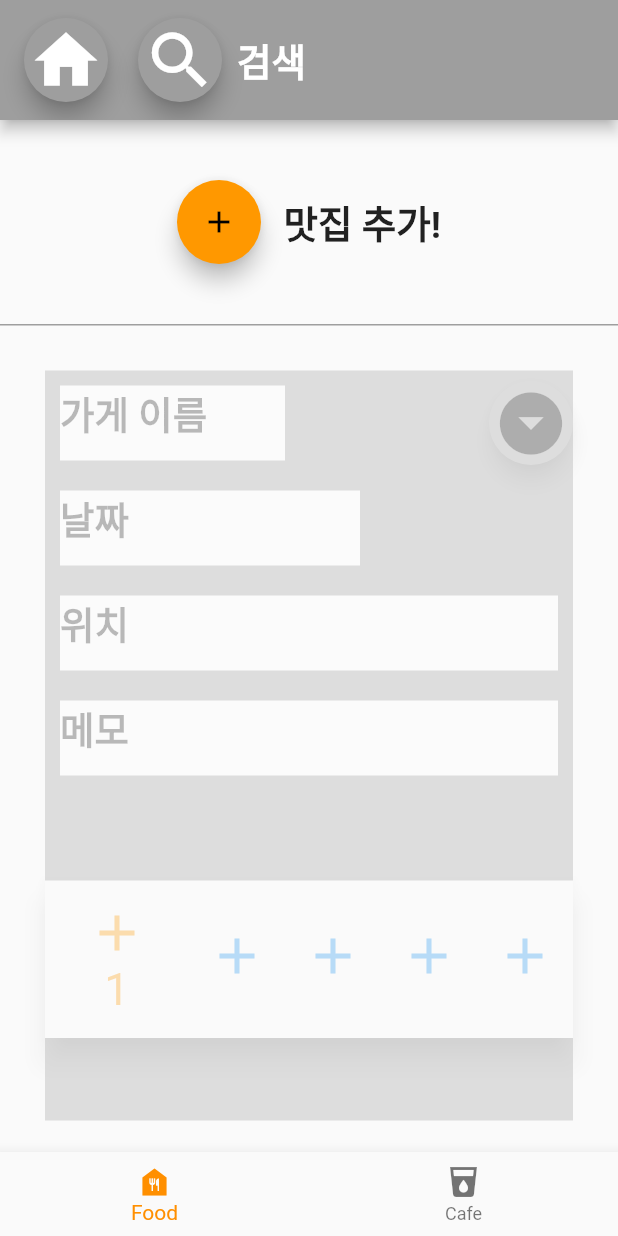
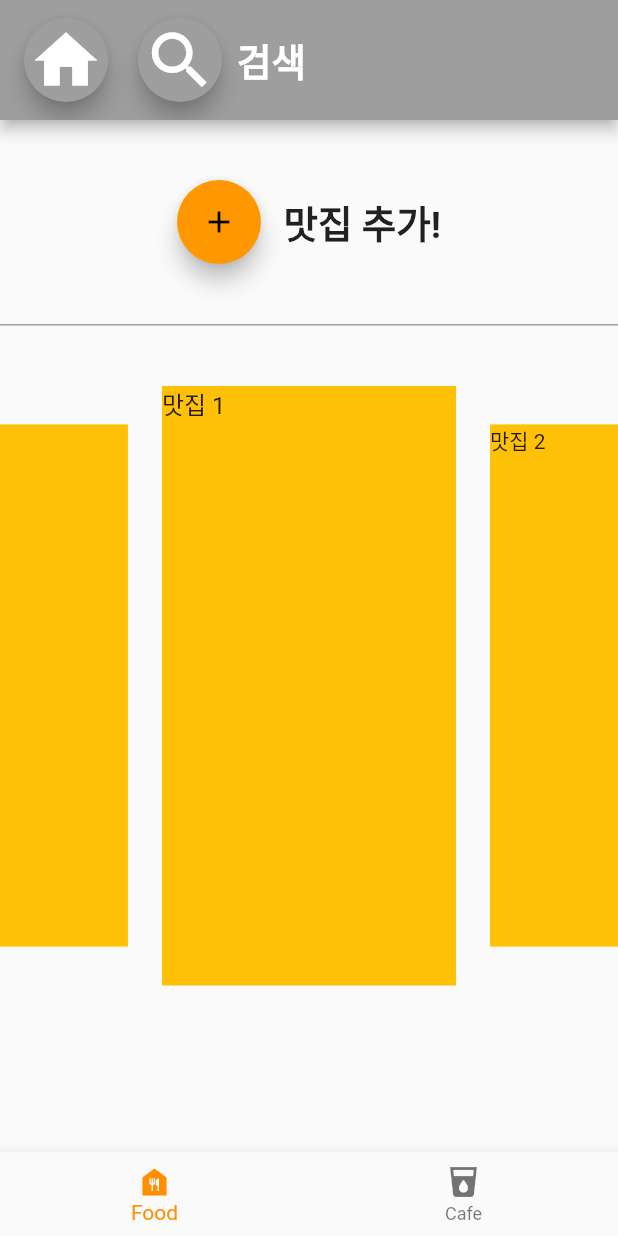
Before and after one commit to cychann/flutter-study, a Flutter app: the screen it shows after launch, on a phone screen of 412 x 824 dp. Run offline on Flutter 3.47's test engine with Material 2 defaults, Android fonts, the phone set to English and light mode, and no system bars; drawn by our look-alikes of carousel_slider.

```diff
--- a/food_store/lib/main.dart
+++ b/food_store/lib/main.dart
@@ -1,4 +1,5 @@
 import 'package:flutter/material.dart';
+import 'package:carousel_slider/carousel_slider.dart';
 
 void main() {
   runApp(MyApp());
@@ -10,7 +11,7 @@ class MyApp extends StatelessWidget {
   Widget build(BuildContext context) {
     return MaterialApp(
       debugShowCheckedModeBanner: false,
-      title: 'Food Store',
+      title: 'Place Store',
       theme: ThemeData(
         primarySwatch: Colors.blue,
       ),
@@ -27,6 +28,7 @@ class MyHomePage extends StatefulWidget {
 class _MyHomePageState extends State<MyHomePage> {
   int _selectedIndex = 0;
   int _selectedScore = 0;
+  int _current = 0;
 
   void _onItemTapped(int index) {
     setState(() {
@@ -39,6 +41,10 @@ class _MyHomePageState extends State<MyHomePage> {
       _selectedScore = score;
     });
   }
+
+  PageController _controller = PageController(
+    initialPage: 0,
+  );
 
   @override
   Widget build(BuildContext context) {
@@ -110,137 +116,219 @@ class _MyHomePageState extends State<MyHomePage> {
 
             Container(height: 1, width: double.maxFinite, color: Colors.grey),
 
-            Opacity(
-              opacity: 0.3,
-              child: Container(
-                margin: EdgeInsets.all(30.0),
-                color: Colors.grey,
-                width: 500.0,
-                height: 500.0,
-                child: Column(
-                  // mainAxisAlignment: MainAxisAlignment.center,
-                  crossAxisAlignment: CrossAxisAlignment.start,
-                  children: <Widget>[
-                    //Padding(padding: EdgeInsets.only(top: 300)),
-                    Row(
-                      mainAxisAlignment: MainAxisAlignment.spaceBetween,
-                      children: [
-                        Container(
-                          color: Colors.white,
-                          height: 50,
-                          width: 150,
-                          margin: EdgeInsets.all(10.0),
-                          child: Text(
-                            "가게 이름",
-                            style: TextStyle(
-                              fontSize: 25,
-                              fontWeight: FontWeight.bold,
-                            ),
-                          ),
-                        ),
-                        FloatingActionButton(
-                            backgroundColor: Colors.grey,
-                            onPressed: () {},
-                            child: Icon(
-                              Icons.arrow_drop_down_circle,
-                              color: Colors.black,
-                              size: 50,
-                            )),
-                      ],
-                    ),
-                    Container(
-                      color: Colors.white,
-                      height: 50,
-                      width: 200,
-                      margin: EdgeInsets.all(10.0),
-                      child: Text(
-                        "날짜",
-                        style: TextStyle(
-                          fontSize: 25,
-                          fontWeight: FontWeight.bold,
-                        ),
-                      ),
-                    ),
-                    Container(
-                      color: Colors.white,
-                      height: 50,
-                      width: 400,
-                      margin: EdgeInsets.all(10.0),
-                      child: Text(
-                        "위치",
-                        style: TextStyle(
-                          fontSize: 25,
-                          fontWeight: FontWeight.bold,
-                        ),
-                      ),
-                    ),
-                    Container(
-                      color: Colors.white,
-                      height: 50,
-                      width: 500,
-                      margin: EdgeInsets.all(10.0),
-                      child: Text(
-                        "메모",
-                        style: TextStyle(
-                          fontSize: 25,
-                          fontWeight: FontWeight.bold,
-                        ),
-                      ),
-                    ),
+            Container(
+              margin: EdgeInsets.all(20.0),
+            ),
 
-                    Container(
-                      margin: EdgeInsets.all(30.0),
-                    ),
+            CarouselSlider(
+              options: CarouselOptions(
+                height: 400.0,
+                autoPlay: true,
+                enlargeCenterPage: true,
+                viewportFraction: 0.5,
+                aspectRatio: 2.0,
+                initialPage: 0,
+              ),
+              items: [1, 2, 3, 4, 5].map((i) {
+                return Builder(
+                  builder: (BuildContext context) {
+                    return Container(
+                        width: MediaQuery.of(context).size.width,
+                        margin: EdgeInsets.symmetric(horizontal: 5.0),
+                        decoration: BoxDecoration(color: Colors.amber),
+                        child: Text(
+                          '맛집 $i',
+                          style: TextStyle(fontSize: 16.0),
+                        ));
+                  },
+                );
+              }).toList(),
+            )
 
-                    BottomNavigationBar(
-                      items: <BottomNavigationBarItem>[
-                        BottomNavigationBarItem(
-                          icon: Icon(Icons.add),
-                          label: '1',
-                        ),
-                        BottomNavigationBarItem(
-                          icon: Icon(Icons.add),
-                          label: '2',
-                        ),
-                        BottomNavigationBarItem(
-                          icon: Icon(Icons.add),
-                          label: '3',
-                        ),
-                        BottomNavigationBarItem(
-                          icon: Icon(Icons.add),
-                          label: '4',
-                        ),
-                        BottomNavigationBarItem(
-                          icon: Icon(Icons.add),
-                          label: '5',
-                        ),
-                      ],
-                      iconSize: 40,
-                      currentIndex: _selectedScore,
-                      unselectedItemColor: Colors.blue,
-                      selectedItemColor: Colors.orange,
-                      selectedFontSize: 30,
-                      onTap: _onScoreTapped,
-                    ),
+            // PageView(
+            //   children: <Widget>[
+            //     Container(
+            //       color: Colors.red,
+            //       child: Center(child: Text('Page1')),
+            //     ),
+            //     Container(
+            //       color: Colors.blue,
+            //       child: Center(child: Text('Page2')),
+            //     ),
+            //     Container(
+            //       color: Colors.green,
+            //       child: Center(child: Text('Page3')),
+            //     ),
+            //   ],
+            // ),
 
-                    // Row(
-                    //   children: [
-                    //     Icon(Icons.looks_one, size: 50),
-                    //     SizedBox(width: 20),
-                    //     Icon(Icons.search, size: 50),
-                    //     Text(
-                    //         "검색",
-                    //         style: TextStyle(
-                    //           fontSize: 25,
-                    //           fontWeight: FontWeight.bold,
-                    //         )
-                    //     ),
-                    //   ],
-                    // ),
-                  ],
-                ),
-              ),
-            ),
+            // Row(
+            //   mainAxisAlignment: MainAxisAlignment.center,
+            //   children: [
+            //     FloatingActionButton(
+            //       backgroundColor: Colors.orange,
+            //         onPressed: () {},
+            //         child: Icon(
+            //             Icons.add,
+            //             color: Colors.black,
+            //         )
+            //     ),
+            //     SizedBox(width: 15),
+            //     Text(
+            //         '맛집 추가!',
+            //       style: TextStyle(
+            //         fontSize: 25,
+            //         fontWeight: FontWeight.bold,
+            //       ),
+            //     ),
+            //   ],
+            // ),
+            // // margin을 넣기 위한 컨테이너 박스
+            // Container(
+            //   margin: EdgeInsets.all(20.0),
+            // ),
+            //
+            // Container(
+            //     height: 1,
+            //     width: double.maxFinite,
+            //     color: Colors.grey
+            // ),
+            //
+            //
+            // Opacity(opacity: 0.3,
+            //   child:
+            //   Container(
+            //     margin: EdgeInsets.all(30.0),
+            //     color: Colors.grey,
+            //     width: 500.0,
+            //     height: 500.0,
+            //     child: Column(
+            //       // mainAxisAlignment: MainAxisAlignment.center,
+            //       crossAxisAlignment: CrossAxisAlignment.start,
+            //       children: <Widget>[
+            //         //Padding(padding: EdgeInsets.only(top: 300)),
+            //         Row(
+            //           mainAxisAlignment: MainAxisAlignment.spaceBetween,
+            //           children: [
+            //             Container(
+            //               color: Colors.white,
+            //               height: 50,
+            //               width:150,
+            //               margin: EdgeInsets.all(10.0),
+            //               child: Text(
+            //                   "가게 이름",
+            //                 style: TextStyle(
+            //                   fontSize: 25,
+            //                   fontWeight: FontWeight.bold,
+            //                 ),
+            //
+            //               ),
+            //             ),
+            //             FloatingActionButton(
+            //                 backgroundColor: Colors.grey,
+            //                 onPressed: () {},
+            //                 child: Icon(
+            //                   Icons.arrow_drop_down_circle,
+            //                   color: Colors.black,
+            //                   size: 50,
+            //                 )
+            //             ),
+            //           ],
+            //         ),
+            //         Container(
+            //           color: Colors.white,
+            //           height: 50,
+            //           width:200,
+            //           margin: EdgeInsets.all(10.0),
+            //           child: Text(
+            //               "날짜",
+            //             style: TextStyle(
+            //               fontSize: 25,
+            //               fontWeight: FontWeight.bold,
+            //             ),
+            //           ),
+            //         ),
+            //         Container(
+            //           color: Colors.white,
+            //           height: 50,
+            //           width: 400,
+            //           margin: EdgeInsets.all(10.0),
+            //           child: Text(
+            //               "위치",
+            //             style: TextStyle(
+            //               fontSize: 25,
+            //               fontWeight: FontWeight.bold,
+            //             ),
+            //           ),
+            //         ),
+            //         Container(
+            //           color: Colors.white,
+            //           height: 50,
+            //           width:500,
+            //           margin: EdgeInsets.all(10.0),
+            //           child: Text(
+            //               "메모",
+            //             style: TextStyle(
+            //               fontSize: 25,
+            //               fontWeight: FontWeight.bold,
+            //             ),
+            //           ),
+            //         ),
+            //
+            //         Container(
+            //           margin: EdgeInsets.all(30.0),
+            //         ),
+            //
+            //         BottomNavigationBar(
+            //           items: <BottomNavigationBarItem>[
+            //             BottomNavigationBarItem(
+            //               icon: Icon(Icons.add),
+            //               label: '1',
+            //             ),
+            //             BottomNavigationBarItem(
+            //               icon: Icon(Icons.add),
+            //               label: '2',
+            //             ),
+            //             BottomNavigationBarItem(
+            //               icon: Icon(Icons.add),
+            //               label: '3',
+            //             ),
+            //             BottomNavigationBarItem(
+            //               icon: Icon(Icons.add),
+            //               label: '4',
+            //             ),
+            //             BottomNavigationBarItem(
+            //               icon: Icon(Icons.add),
+            //               label: '5',
+            //             ),
+            //           ],
+            //           iconSize: 40,
+            //           currentIndex: _selectedScore,
+            //           unselectedItemColor: Colors.blue,
+            //           selectedItemColor: Colors.orange,
+            //           selectedFontSize: 30,
+            //           onTap: _onScoreTapped,
+            //         ),
+            //
+            //         // Row(
+            //         //   children: [
+            //         //     Icon(Icons.looks_one, size: 50),
+            //         //     SizedBox(width: 20),
+            //         //     Icon(Icons.search, size: 50),
+            //         //     Text(
+            //         //         "검색",
+            //         //         style: TextStyle(
+            //         //           fontSize: 25,
+            //         //           fontWeight: FontWeight.bold,
+            //         //         )
+            //         //     ),
+            //         //   ],
+            //         // ),
+            //       ],
+            //     ),
+            //
+            //   ),
+            // ),
           ],
         ),
       ),
```
Also changed, not shown: food_store/lib/detail.dart (added, +301 -0 lines).
